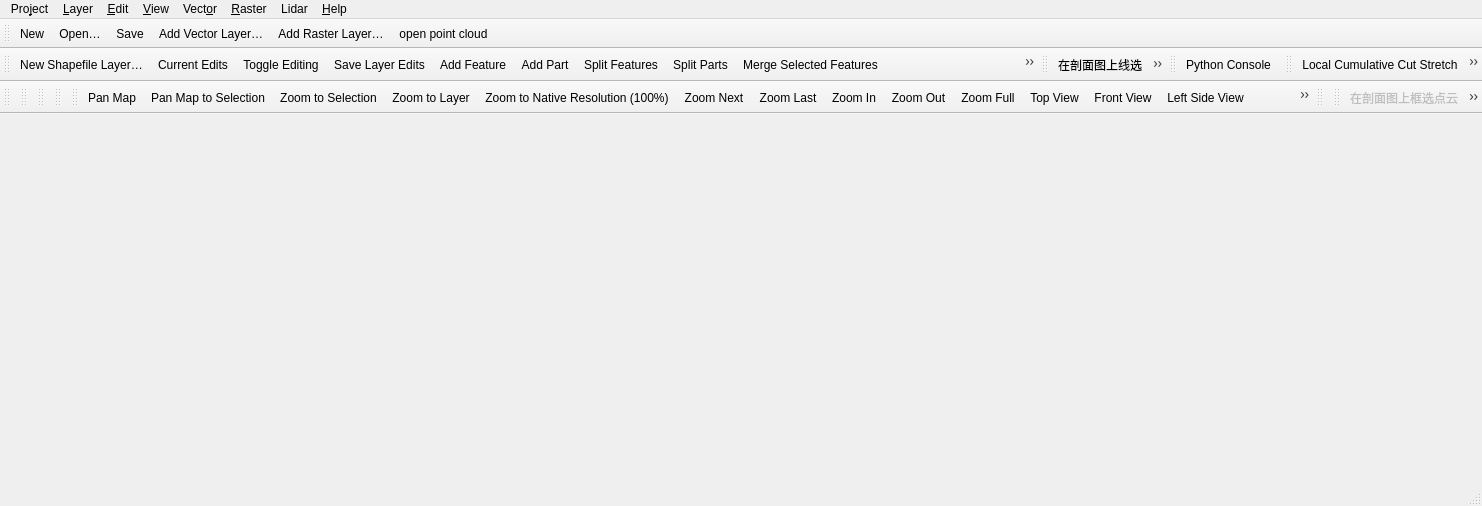
qgis/QGIS, file src/ui/qgisapp.ui: the form before one commit.
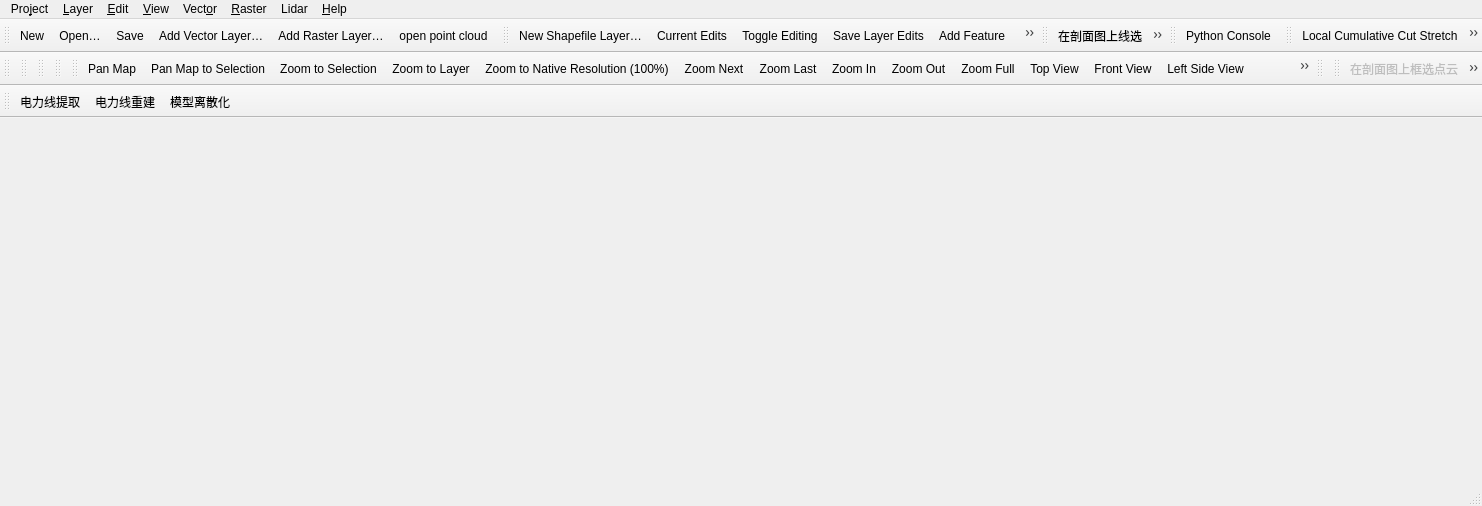
The form after the commit. Icons and pictures are not drawn.

```diff
--- a/src/ui/qgisapp.ui
+++ b/src/ui/qgisapp.ui
@@ -264,7 +264,7 @@
     <enum>TopToolBarArea</enum>
    </attribute>
    <attribute name="toolBarBreak">
-    <bool>true</bool>
+    <bool>false</bool>
    </attribute>
    <addaction name="mActionNewVectorLayer"/>
    <addaction name="mActionAllEdits"/>
@@ -467,6 +467,20 @@
    <addaction name="setbeforclass"/>
    <addaction name="showshaderparameter"/>
   </widget>
+  <widget class="QToolBar" name="m_DianLIToolBar">
+   <property name="windowTitle">
+    <string>dianliToolBar</string>
+   </property>
+   <attribute name="toolBarArea">
+    <enum>TopToolBarArea</enum>
+   </attribute>
+   <attribute name="toolBarBreak">
+    <bool>true</bool>
+   </attribute>
+   <addaction name="action_tiqudianlixian"/>
+   <addaction name="action_chongjiandianlixian"/>
+   <addaction name="action_xiubudianlixian"/>
+  </widget>
   <action name="mActionNewProject">
    <property name="icon">
     <iconset resource="../../images/images.qrc">
@@ -3647,6 +3661,33 @@
     <string>Classify By Pologon</string>
    </property>
   </action>
+  <action name="action_tiqudianlixian">
+   <property name="icon">
+    <iconset resource="../../images/images.qrc">
+     <normaloff>:/images/cc/mapIcon.png</normaloff>:/images/cc/mapIcon.png</iconset>
+   </property>
+   <property name="text">
+    <string>电力线提取</string>
+   </property>
+  </action>
+  <action name="action_chongjiandianlixian">
+   <property name="icon">
+    <iconset resource="../../images/images.qrc">
+     <normaloff>:/images/themes/default/algorithms/mAlgorithmFuzzifyGaussian.svg</normaloff>:/images/themes/default/algorithms/mAlgorithmFuzzifyGaussian.svg</iconset>
+   </property>
+   <property name="text">
+    <string>电力线重建</string>
+   </property>
+  </action>
+  <action name="action_xiubudianlixian">
+   <property name="icon">
+    <iconset resource="../../images/images.qrc">
+     <normaloff>:/images/north_arrows/gpsarrow2.svg</normaloff>:/images/north_arrows/gpsarrow2.svg</iconset>
+   </property>
+   <property name="text">
+    <string>模型离散化</string>
+   </property>
+  </action>
  </widget>
  <resources>
   <include location="../../images/images.qrc"/>
```
Left out of the diff: 2 changed lines with no effect on the pictures.
